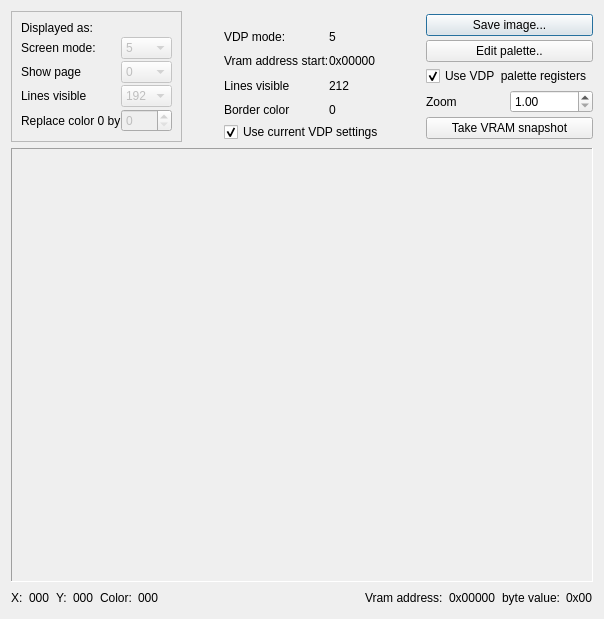
Above: src/BitMapViewer.ui from openMSX/debugger before the change. Below: the same form after it.
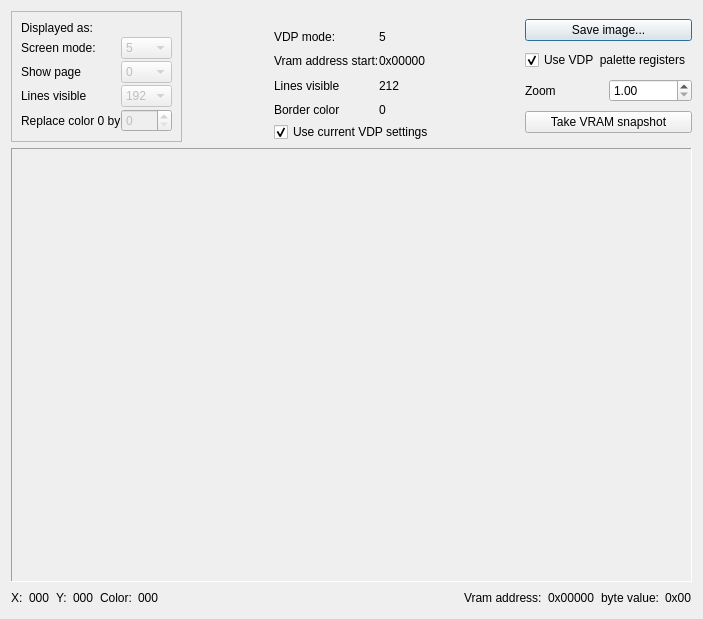
That is the form after the change.

Commit message: Have the BitMapViewer use MSXPalette

The edit to the form file:
```diff
--- a/src/BitMapViewer.ui
+++ b/src/BitMapViewer.ui
@@ -1,11 +1,11 @@
 <ui version="4.0" >
  <class>BitMapViewer</class>
- <widget class="QDialog" name="BitMapViewer" >
-  <property name="geometry" >
+ <widget class="QDialog" name="BitMapViewer">
+  <property name="geometry">
    <rect>
     <x>0</x>
     <y>0</y>
-    <width>604</width>
+    <width>703</width>
     <height>619</height>
    </rect>
   </property>
@@ -306,15 +306,8 @@
         </widget>
        </item>
        <item>
-        <widget class="QPushButton" name="editPaletteButton" >
-         <property name="text" >
-          <string>Edit palette..</string>
-         </property>
-        </widget>
-       </item>
-       <item>
-        <widget class="QCheckBox" name="useVDPPalette" >
-         <property name="text" >
+        <widget class="QCheckBox" name="useVDPPalette">
+         <property name="text">
           <string>Use VDP  palette registers</string>
          </property>
          <property name="checked" >
@@ -405,10 +398,10 @@
      <property name="alignment" >
       <set>Qt::AlignCenter</set>
      </property>
-     <widget class="QWidget" name="scrollAreaWidgetContents" >
-      <property name="geometry" >
+     <widget class="QWidget" name="scrollAreaWidgetContents">
+      <property name="geometry">
        <rect>
-        <x>38</x>
+        <x>80</x>
         <y>0</y>
         <width>508</width>
         <height>420</height>
```
Left out of the diff: 321 changed lines with no effect on the pictures. The commit also changes 4 other files.
